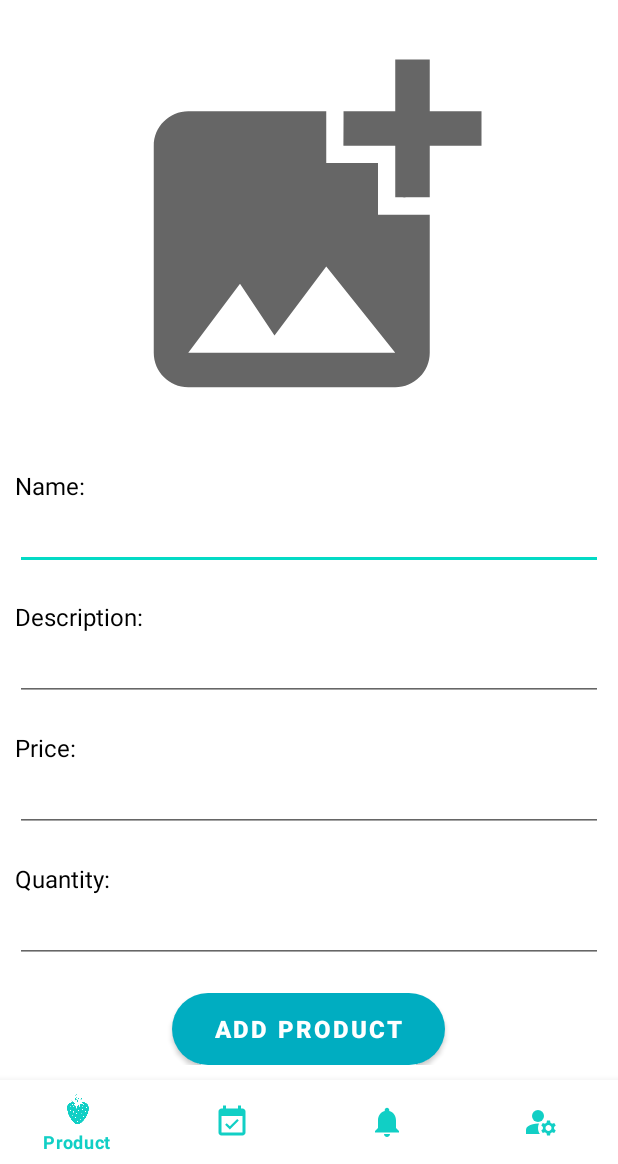
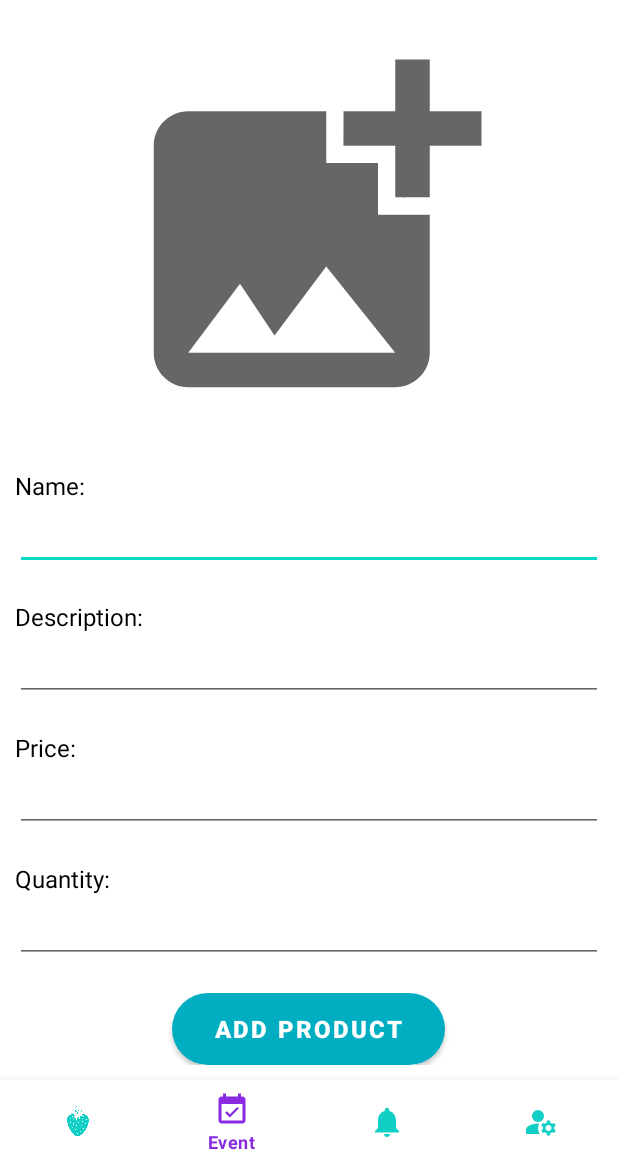
Before and after one commit to LeNguyenGiaBao/Strarry, an Android app: the ProductManage screen opened directly, with no data from a screen before it, on a phone screen of 412 x 824 dp, the part 72-1236 px from its top. Run offline under Robolectric (Android 15) with nearby library versions, the light colour scheme and no system bars.

Commit message:
change color and behavior

```diff
--- a/app/src/main/java/hcmute/edu/vn/mssv18110251/ProductManage.java
+++ b/app/src/main/java/hcmute/edu/vn/mssv18110251/ProductManage.java
@@ -67,6 +67,7 @@ public class ProductManage extends AppCompatActivity {
         });
 
         BottomNavigationView navigation = (BottomNavigationView) findViewById(R.id.navigation);
+        navigation.setSelectedItemId(R.id.navigation_event);
         navigation.setOnNavigationItemSelectedListener(new BottomNavigationView.OnNavigationItemSelectedListener() {
             @Override
             public boolean onNavigationItemSelected(@NonNull MenuItem item) {
@@ -76,8 +77,8 @@ public class ProductManage extends AppCompatActivity {
                     case R.id.navigation_product:
 //                        product_intent = new Intent(getApplicationContext(), MainActivity.class);
 //                        startActivity(product_intent);
+                        finish();
                         overridePendingTransition(0, 0);
-                        finish();
                         return true;
                     case R.id.navigation_notification:
                         return true;
@@ -300,4 +301,6 @@ public class ProductManage extends AppCompatActivity {
         }
         return super.onOptionsItemSelected(item);
     }
+
+
 }
--- a/app/src/main/res/color/custom_color_bottom_navigato_bar.xml
+++ b/app/src/main/res/color/custom_color_bottom_navigato_bar.xml
@@ -1,5 +1,5 @@
 <?xml version="1.0" encoding="utf-8"?>
 <selector xmlns:android="http://schemas.android.com/apk/res/android">
-    <item android:color="@color/Red" android:state_checked="true"/>
+    <item android:color="@color/BlueViolet" android:state_checked="true"/>
     <item android:color="@color/primaryTextColor" android:state_checked="false"/>
 </selector>
--- a/app/src/main/res/layout/activity_product_manage.xml
+++ b/app/src/main/res/layout/activity_product_manage.xml
@@ -159,8 +159,8 @@
         android:layout_width="match_parent"
         android:layout_height="wrap_content"
         app:itemBackground="@color/white"
-        app:itemIconTint="@color/primaryTextColor"
-        app:itemTextColor="@color/primaryTextColor"
+        app:itemIconTint="@color/custom_color_bottom_navigato_bar"
+        app:itemTextColor="@color/custom_color_bottom_navigato_bar"
         app:menu="@menu/navigation"
         app:layout_constraintBottom_toBottomOf="parent"/>
 
```
Also changed, not shown: app/src/main/java/hcmute/edu/vn/mssv18110251/BottomNavigationBehavior.java (added, +50 -0 lines), app/src/main/java/hcmute/edu/vn/mssv18110251/MainActivity.java (+18 -6 lines).
